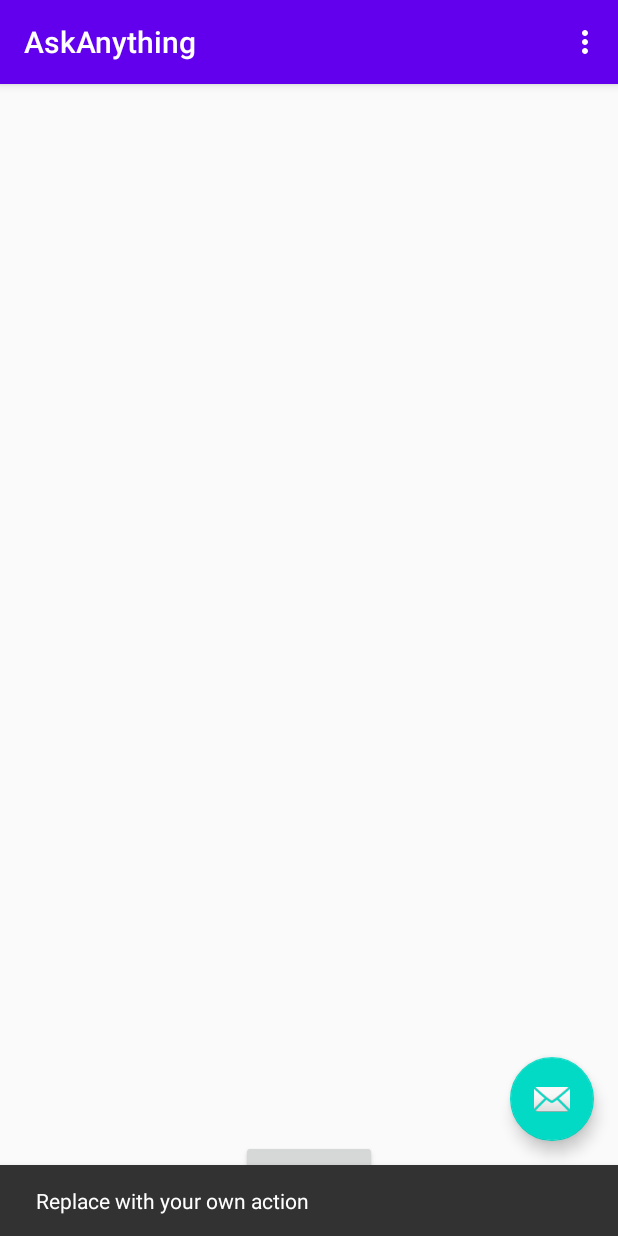
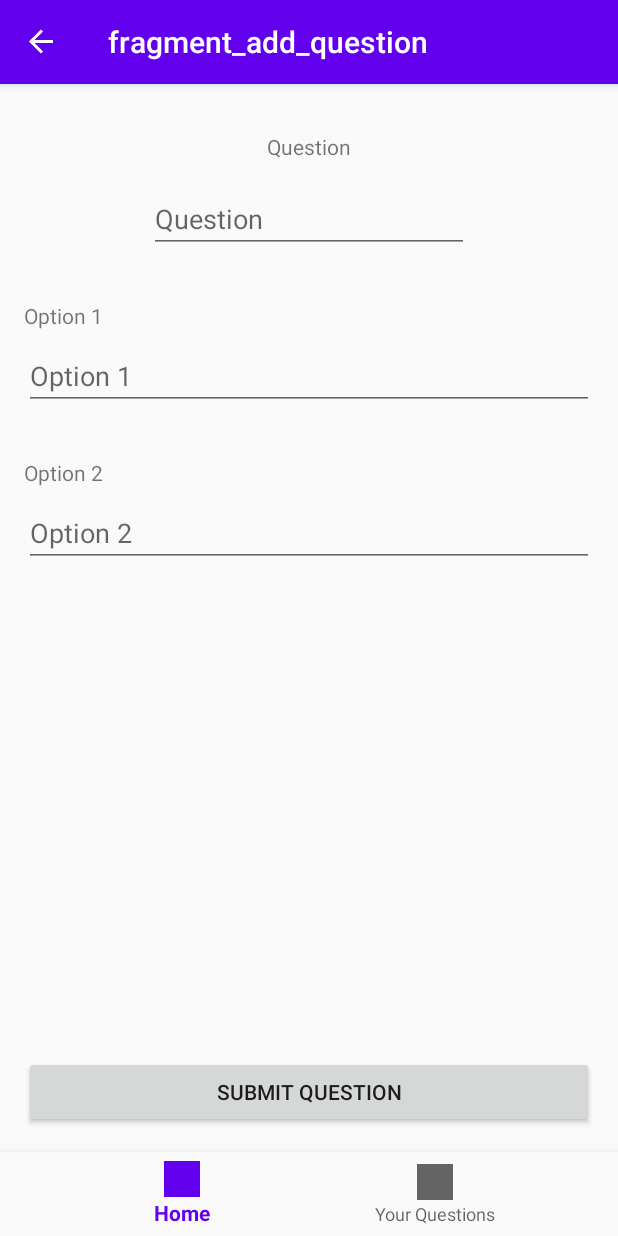
Before and after one commit to iamwalter/Askit, an Android app: the QuestionFragment screen opened through its navigation route, after a tap on an icon or button, on a phone screen of 412 x 824 dp. Run offline under Robolectric (Android 15) with nearby library versions, the phone set to English and light mode, and no system bars; our stand-ins replace navigation-ui.

Commit message:
added navigation bottom bar, and add question layout

```diff
--- a/app/build.gradle
+++ b/app/build.gradle
@@ -46,6 +46,7 @@ dependencies {
     implementation 'androidx.constraintlayout:constraintlayout:1.1.3'
     implementation 'androidx.navigation:navigation-fragment-ktx:2.2.2'
     implementation 'androidx.navigation:navigation-ui-ktx:2.2.2'
+    implementation 'androidx.legacy:legacy-support-v4:1.0.0'
     testImplementation 'junit:junit:4.12'
     androidTestImplementation 'androidx.test.ext:junit:1.1.1'
     androidTestImplementation 'androidx.test.espresso:espresso-core:3.2.0'
--- /dev/null
+++ b/app/src/main/java/com/example/askanything/AddQuestionFragment.kt
@@ -0,0 +1,49 @@
+package com.example.askanything
+
+import android.os.Bundle
+import androidx.fragment.app.Fragment
+import android.view.LayoutInflater
+import android.view.View
+import android.view.ViewGroup
+import android.widget.Toast
+import com.example.askanything.model.Question
+import kotlinx.android.synthetic.main.fragment_add_question.*
+
+/**
+ * A simple [Fragment] subclass.
+ */
+class AddQuestionFragment : Fragment() {
+
+    override fun onCreateView(
+        inflater: LayoutInflater, container: ViewGroup?,
+        savedInstanceState: Bundle?
+    ): View? {
+        // Inflate the layout for this fragment
+        return inflater.inflate(R.layout.fragment_add_question, container, false)
+    }
+
+    override fun onViewCreated(view: View, savedInstanceState: Bundle?) {
+        super.onViewCreated(view, savedInstanceState)
+
+        btnSubmit.setOnClickListener {
+            handleSubmitQuestion()
+        }
+    }
+
+    private fun handleSubmitQuestion() {
+        val question = etQuestion.text.toString()
+        val option1 = etOption1.text.toString()
+        val option2 = etOption2.text.toString()
+
+        if (question.isBlank() || option1.isBlank() || option2.isBlank()) {
+            Toast.makeText(context, "Please fill in all fields.", Toast.LENGTH_SHORT).show()
+        } else {
+            val questionObj = Question(question, listOf(option1, option2))
+
+            // todo, push question object
+
+
+        }
+    }
+
+}
--- a/app/src/main/java/com/example/askanything/MainActivity.kt
+++ b/app/src/main/java/com/example/askanything/MainActivity.kt
@@ -5,8 +5,13 @@ import com.google.android.material.snackbar.Snackbar
 import androidx.appcompat.app.AppCompatActivity
 import android.view.Menu
 import android.view.MenuItem
+import androidx.navigation.findNavController
+import androidx.navigation.ui.AppBarConfiguration
+import androidx.navigation.ui.NavigationUI
+import androidx.navigation.ui.setupWithNavController
 
 import kotlinx.android.synthetic.main.activity_main.*
+import kotlinx.android.synthetic.main.content_main.*
 
 class MainActivity : AppCompatActivity() {
 
@@ -14,26 +19,14 @@ class MainActivity : AppCompatActivity() {
         super.onCreate(savedInstanceState)
         setContentView(R.layout.activity_main)
         setSupportActionBar(toolbar)
-
-        fab.setOnClickListener { view ->
-            Snackbar.make(view, "Replace with your own action", Snackbar.LENGTH_LONG)
-                    .setAction("Action", null).show()
-        }
+        initNavigation()
     }
 
-    override fun onCreateOptionsMenu(menu: Menu): Boolean {
-        // Inflate the menu; this adds items to the action bar if it is present.
-        menuInflater.inflate(R.menu.menu_main, menu)
-        return true
+    private fun initNavigation() {
+        val navController = findNavController(R.id.nav_host_fragment)
+        NavigationUI.setupWithNavController(navView, navController)
+        toolbar.setupWithNavController(navController, AppBarConfiguration(navController.graph))
     }
 
-    override fun onOptionsItemSelected(item: MenuItem): Boolean {
-        // Handle action bar item clicks here. The action bar will
-        // automatically handle clicks on the Home/Up button, so long
-        // as you specify a parent activity in AndroidManifest.xml.
-        return when (item.itemId) {
-            R.id.action_settings -> true
-            else -> super.onOptionsItemSelected(item)
-        }
-    }
+
 }
--- a/app/src/main/java/com/example/askanything/QuestionFragment.kt
+++ b/app/src/main/java/com/example/askanything/QuestionFragment.kt
@@ -7,6 +7,7 @@ import android.view.View
 import android.view.ViewGroup
 import android.widget.Button
 import androidx.navigation.fragment.findNavController
+import kotlinx.android.synthetic.main.fragment_question.*
 
 /**
  * A simple [Fragment] subclass as the second destination in the navigation.
@@ -24,8 +25,8 @@ class QuestionFragment : Fragment() {
     override fun onViewCreated(view: View, savedInstanceState: Bundle?) {
         super.onViewCreated(view, savedInstanceState)
 
-        view.findViewById<Button>(R.id.button_second).setOnClickListener {
-            findNavController().navigate(R.id.action_QuestionFragment_To_HomeFragment)
+        fab.setOnClickListener {
+            findNavController().navigate(R.id.action_QuestionFragment_to_addQuestionFragment)
         }
     }
 }
--- /dev/null
+++ b/app/src/main/java/com/example/askanything/model/Question.kt
@@ -0,0 +1,6 @@
+package com.example.askanything.model
+
+data class Question(
+    val question: String,
+    val options: List<String>
+)
--- a/app/src/main/res/layout/activity_main.xml
+++ b/app/src/main/res/layout/activity_main.xml
@@ -22,12 +22,6 @@
 
     <include layout="@layout/content_main" />
 
-    <com.google.android.material.floatingactionbutton.FloatingActionButton
-        android:id="@+id/fab"
-        android:layout_width="wrap_content"
-        android:layout_height="wrap_content"
-        android:layout_gravity="bottom|end"
-        android:layout_margin="@dimen/fab_margin"
-        app:srcCompat="@android:drawable/ic_dialog_email" />
+
 
 </androidx.coordinatorlayout.widget.CoordinatorLayout>
--- a/app/src/main/res/layout/content_main.xml
+++ b/app/src/main/res/layout/content_main.xml
@@ -11,9 +11,22 @@
         android:layout_width="0dp"
         android:layout_height="0dp"
         app:defaultNavHost="true"
-        app:layout_constraintBottom_toBottomOf="parent"
+        app:layout_constraintBottom_toTopOf="@id/navView"
         app:layout_constraintLeft_toLeftOf="parent"
         app:layout_constraintRight_toRightOf="parent"
         app:layout_constraintTop_toTopOf="parent"
         app:navGraph="@navigation/nav_graph" />
+
+    <com.google.android.material.bottomnavigation.BottomNavigationView
+        android:id="@+id/navView"
+        android:layout_width="0dp"
+        android:layout_height="wrap_content"
+        android:layout_gravity="bottom"
+        android:layout_marginStart="0dp"
+        android:layout_marginEnd="0dp"
+        android:background="?android:attr/windowBackground"
+        app:layout_constraintBottom_toBottomOf="parent"
+        app:layout_constraintEnd_toEndOf="parent"
+        app:layout_constraintStart_toStartOf="parent"
+        app:menu="@menu/menu_main"/>
 </androidx.constraintlayout.widget.ConstraintLayout>
--- /dev/null
+++ b/app/src/main/res/layout/fragment_add_question.xml
@@ -0,0 +1,97 @@
+<?xml version="1.0" encoding="utf-8"?>
+<androidx.constraintlayout.widget.ConstraintLayout xmlns:android="http://schemas.android.com/apk/res/android"
+    xmlns:app="http://schemas.android.com/apk/res-auto"
+    xmlns:tools="http://schemas.android.com/tools"
+    android:id="@+id/frameLayout"
+    android:layout_width="match_parent"
+    android:layout_height="match_parent"
+    tools:context=".AddQuestionFragment">
+
+    <!-- TODO: Update blank fragment layout -->
+    <TextView
+        android:id="@+id/textView"
+        android:layout_width="wrap_content"
+        android:layout_height="wrap_content"
+        android:layout_marginTop="32dp"
+        android:text="Question"
+        app:layout_constraintEnd_toEndOf="parent"
+        app:layout_constraintStart_toStartOf="parent"
+        app:layout_constraintTop_toTopOf="parent" />
+
+    <Button
+        android:id="@+id/btnSubmit"
+        android:layout_width="0dp"
+        android:layout_height="wrap_content"
+        android:layout_marginStart="16dp"
+        android:layout_marginEnd="16dp"
+        android:layout_marginBottom="16dp"
+        android:text="Submit Question"
+        app:layout_constraintBottom_toBottomOf="parent"
+        app:layout_constraintEnd_toEndOf="parent"
+        app:layout_constraintStart_toStartOf="parent" />
+
+    <EditText
+        android:id="@+id/etQuestion"
+        android:layout_width="wrap_content"
+        android:layout_height="wrap_content"
+        android:layout_marginTop="16dp"
+        android:ems="10"
+        android:hint="Question"
+        android:inputType="textPersonName"
+        app:layout_constraintEnd_toEndOf="parent"
+        app:layout_constraintStart_toStartOf="parent"
+        app:layout_constraintTop_toBottomOf="@+id/textView" />
+
+    <TextView
+        android:id="@+id/textView2"
+        android:layout_width="0dp"
+        android:layout_height="wrap_content"
+        android:layout_marginStart="16dp"
+        android:layout_marginTop="32dp"
+        android:layout_marginEnd="16dp"
+        android:text="Option 1"
+        app:layout_constraintEnd_toEndOf="parent"
+        app:layout_constraintStart_toStartOf="parent"
+        app:layout_constraintTop_toBottomOf="@+id/etQuestion" />
+
+    <EditText
+        android:id="@+id/etOption1"
+        android:layout_width="0dp"
+        android:layout_height="wrap_content"
+        android:layout_marginStart="16dp"
+        android:layout_marginTop="8dp"
+        android:layout_marginEnd="16dp"
+        android:ems="10"
+        android:hint="Option 1"
+        android:inputType="textPersonName"
+        app:layout_constraintEnd_toEndOf="parent"
+        app:layout_constraintStart_toStartOf="parent"
+        app:layout_constraintTop_toBottomOf="@+id/textView2" />
+
+    <TextView
+        android:id="@+id/textView3"
+        android:layout_width="0dp"
+        android:layout_height="wrap_content"
+        android:layout_marginStart="16dp"
+        android:layout_marginTop="32dp"
+        android:layout_marginEnd="16dp"
+        android:text="Option 2"
+        app:layout_constraintEnd_toEndOf="parent"
+        app:layout_constraintStart_toStartOf="parent"
+        app:layout_constraintTop_toBottomOf="@+id/etOption1" />
+
+    <EditText
+        android:id="@+id/etOption2"
+        android:layout_width="0dp"
+        android:layout_height="wrap_content"
+        android:layout_marginStart="16dp"
+        android:layout_marginTop="8dp"
+        android:layout_marginEnd="16dp"
+        android:ems="10"
+        android:hint="Option 2"
+        android:inputType="textPersonName"
+        app:layout_constraintEnd_toEndOf="parent"
+        app:layout_constraintStart_toStartOf="parent"
+        app:layout_constraintTop_toBottomOf="@+id/textView3" />
+
+</androidx.constraintlayout.widget.ConstraintLayout>
--- a/app/src/main/res/layout/fragment_question.xml
+++ b/app/src/main/res/layout/fragment_question.xml
@@ -10,18 +10,19 @@
         android:id="@+id/textview_second"
         android:layout_width="wrap_content"
         android:layout_height="wrap_content"
-        app:layout_constraintBottom_toTopOf="@id/button_second"
+        android:text="This is the second fragment, you can add questions here"
         app:layout_constraintEnd_toEndOf="parent"
         app:layout_constraintStart_toStartOf="parent"
         app:layout_constraintTop_toTopOf="parent" />
 
-    <Button
-        android:id="@+id/button_second"
+    <com.google.android.material.floatingactionbutton.FloatingActionButton
+        android:id="@+id/fab"
         android:layout_width="wrap_content"
         android:layout_height="wrap_content"
-        android:layout_marginBottom="16dp"
-        android:text="@string/previous"
+        android:layout_gravity="bottom|end"
+        android:layout_margin="@dimen/fab_margin"
         app:layout_constraintBottom_toBottomOf="parent"
         app:layout_constraintEnd_toEndOf="parent"
-        app:layout_constraintStart_toStartOf="parent" />
+        app:srcCompat="@android:drawable/ic_dialog_email" />
+
 </androidx.constraintlayout.widget.ConstraintLayout>
--- a/app/src/main/res/menu/menu_main.xml
+++ b/app/src/main/res/menu/menu_main.xml
@@ -3,8 +3,16 @@
     xmlns:tools="http://schemas.android.com/tools"
     tools:context="com.example.askanything.MainActivity">
     <item
-        android:id="@+id/action_settings"
+        android:id="@+id/HomeFragment"
+        android:icon="@drawable/ic_launcher_background"
         android:orderInCategory="100"
-        android:title="@string/action_settings"
+        android:title="@string/action_home"
+        app:showAsAction="never" />
+
+    <item
+        android:id="@+id/QuestionFragment"
+        android:icon="@drawable/ic_launcher_background"
+        android:orderInCategory="100"
+        android:title="@string/action_question"
         app:showAsAction="never" />
 </menu>
--- a/app/src/main/res/navigation/nav_graph.xml
+++ b/app/src/main/res/navigation/nav_graph.xml
@@ -24,5 +24,17 @@
         <action
             android:id="@+id/action_QuestionFragment_To_HomeFragment"
             app:destination="@id/HomeFragment" />
+        <action
+            android:id="@+id/action_QuestionFragment_to_addQuestionFragment"
+            app:destination="@id/addQuestionFragment" />
+    </fragment>
+    <fragment
+        android:id="@+id/addQuestionFragment"
+        android:name="com.example.askanything.AddQuestionFragment"
+        android:label="fragment_add_question"
+        tools:layout="@layout/fragment_add_question" >
+        <action
+            android:id="@+id/action_addQuestionFragment_to_QuestionFragment"
+            app:destination="@id/QuestionFragment" />
     </fragment>
 </navigation>
--- a/app/src/main/res/values/strings.xml
+++ b/app/src/main/res/values/strings.xml
@@ -1,6 +1,10 @@
 <resources>
     <string name="app_name">AskAnything</string>
     <string name="action_settings">Settings</string>
+    <string name="action_question">Your Questions</string>
+    <string name="action_home">Home</string>
+
+
     <!-- Strings used for fragments for navigation -->
     <string name="first_fragment_label">First Fragment</string>
     <string name="second_fragment_label">Second Fragment</string>
@@ -9,4 +13,7 @@
 
     <string name="hello_first_fragment">Hello first fragment</string>
     <string name="hello_second_fragment">Hello second fragment. Arg: %1$s</string>
+
+    <!-- TODO: Remove or change this placeholder text -->
+    <string name="hello_blank_fragment">Hello blank fragment</string>
 </resources>
```
